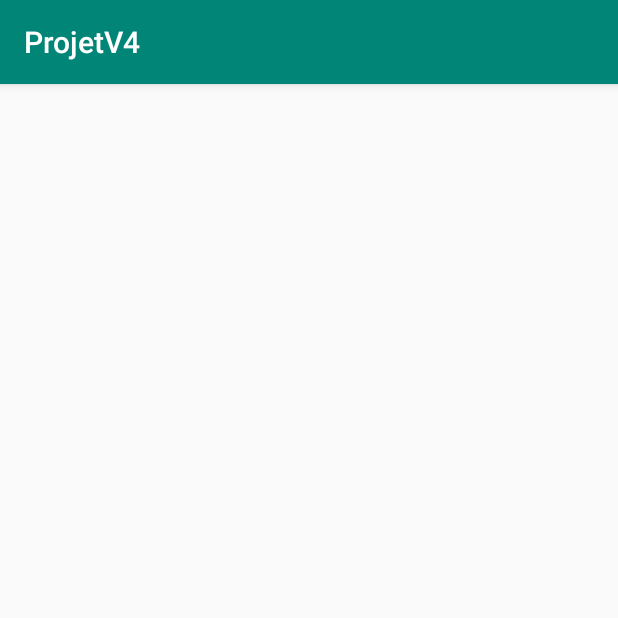
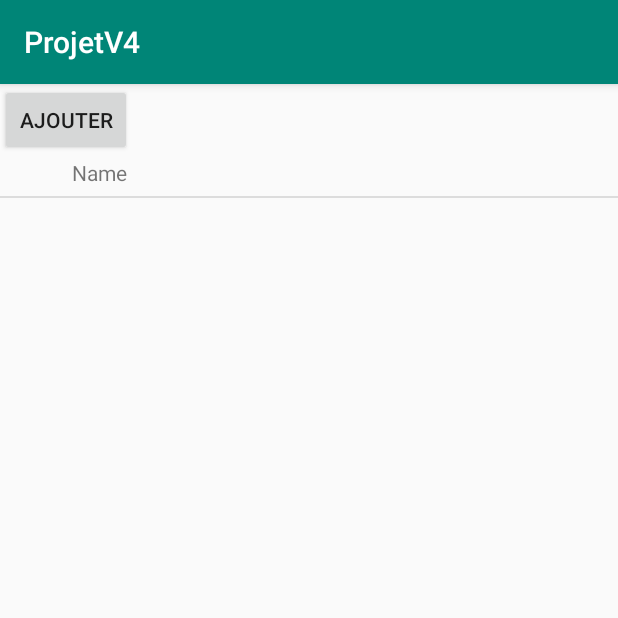
Before and after one commit to Adrihard/lexman-android, an Android app: the Dico screen opened directly, with no data from a screen before it, on a phone screen of 412 x 824 dp, the top half of it. Run offline under Robolectric (Android 15) with nearby library versions, the phone set to English and light mode, and no system bars.

Commit message:
Ajoute terme marche

```diff
--- a/app/src/main/AndroidManifest.xml
+++ b/app/src/main/AndroidManifest.xml
@@ -28,6 +28,7 @@
         <activity android:name=".Def2"></activity>
         <activity android:name="PopDef"></activity>
         <activity android:name="ModifDef"></activity>
+        <activity android:name="AjoutDef"></activity>
     </application>
 
 </manifest>
--- a/app/src/main/java/fr/utt/if26/projetv4/Dico.java
+++ b/app/src/main/java/fr/utt/if26/projetv4/Dico.java
@@ -6,6 +6,7 @@ import android.os.Bundle;
 import android.view.View;
 import android.widget.AdapterView;
 import android.widget.ArrayAdapter;
+import android.widget.Button;
 import android.widget.ListView;
 
 import java.util.ArrayList;
@@ -18,6 +19,7 @@ public class Dico extends AppCompatActivity {
     int IDT;
     String titre="2";
     String desc="1";
+    Button Add;
 
     Persistance bdd = new Persistance(this);
     //Terme T = new Terme(0,"i","t",1);
@@ -33,7 +35,7 @@ public class Dico extends AppCompatActivity {
         listView = (ListView)findViewById(R.id.ListViewDico);
 
         final List<Terme> listDico = bdd.listerTermes(IDL);
-        List<String> values = ListeTitre(listDico) ;
+        List<String> values = ListeTitre(listDico);
        // View v =new View();
 
         ArrayAdapter<String> adapter =new ArrayAdapter<String>(this,
@@ -72,7 +74,19 @@ public class Dico extends AppCompatActivity {
                 return true;
             }
             });
+
+        Add = (Button) findViewById(R.id.bAjoute);
+        Add.setOnClickListener(new View.OnClickListener() {
+            @Override
+            public void onClick(View v) {
+
+                Intent intent0 = new Intent(v.getContext(), AjoutDef.class);
+                intent0.putExtra("IDl", IDL);
+                startActivityForResult(intent0, 1);
+            }
+        });
     }
+
 
     private List<String> ListeTitre(List<Terme> lTerme)
     {
@@ -84,6 +98,4 @@ public class Dico extends AppCompatActivity {
         }
         return lTitre;
     }
-
-
 }
--- a/app/src/main/res/layout/activity_dico.xml
+++ b/app/src/main/res/layout/activity_dico.xml
@@ -1,17 +1,28 @@
 <?xml version="1.0" encoding="utf-8"?>
-<android.support.constraint.ConstraintLayout xmlns:android="http://schemas.android.com/apk/res/android"
+<LinearLayout xmlns:android="http://schemas.android.com/apk/res/android"
     xmlns:app="http://schemas.android.com/apk/res-auto"
     xmlns:tools="http://schemas.android.com/tools"
     android:layout_width="match_parent"
     android:layout_height="match_parent"
+    android:orientation="vertical"
     tools:context=".Dico">
+
+    <Button
+        android:id="@+id/bAjoute"
+        android:layout_width="wrap_content"
+        android:layout_height="wrap_content"
+        android:text="Ajouter"
+        tools:layout_editor_absoluteX="16dp"
+        tools:layout_editor_absoluteY="7dp" />
 
     <ListView
         android:id="@+id/ListViewDico"
         android:layout_width="wrap_content"
-        android:layout_height="wrap_content"
+        android:layout_height="515dp"
+        android:longClickable="true"
         android:text="TextView"
-        android:longClickable="true"
         tools:layout_editor_absoluteX="16dp"
-        tools:layout_editor_absoluteY="16dp" />
-</android.support.constraint.ConstraintLayout>
+        tools:layout_editor_absoluteY="65dp" />
+
+
+</LinearLayout>
```
Also changed, not shown: app/src/main/java/fr/utt/if26/projetv4/AjoutDef.java (added, +47 -0 lines), app/src/main/res/layout/ajoute_def.xml (added, +55 -0 lines).
